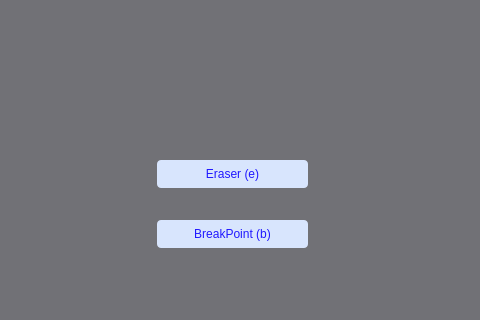
NMBawiskar/germinated_seed_analyzer, file UI_files/seed_editor.ui: the form before one commit; both pictures show x 653 to 1133 and y 250 to 570 of the 1133 by 1018 pixel window.
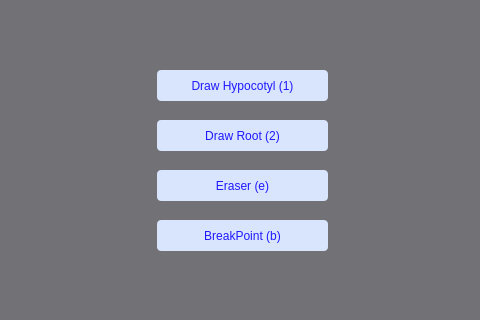
The form after the commit.

Commit message: Draw line code corrected

```diff
--- a/UI_files/seed_editor.ui
+++ b/UI_files/seed_editor.ui
@@ -20,9 +20,9 @@
    <property name="geometry">
     <rect>
      <x>810</x>
-     <y>410</y>
-     <width>151</width>
-     <height>28</height>
+     <y>420</y>
+     <width>171</width>
+     <height>31</height>
     </rect>
    </property>
    <property name="styleSheet">
@@ -233,8 +233,8 @@
     <rect>
      <x>810</x>
      <y>470</y>
-     <width>151</width>
-     <height>28</height>
+     <width>171</width>
+     <height>31</height>
     </rect>
    </property>
    <property name="styleSheet">
@@ -266,6 +266,50 @@
     <bool>true</bool>
    </property>
   </widget>
+  <widget class="QPushButton" name="btnDrawHyp">
+   <property name="geometry">
+    <rect>
+     <x>810</x>
+     <y>320</y>
+     <width>171</width>
+     <height>31</height>
+    </rect>
+   </property>
+   <property name="styleSheet">
+    <string notr="true">background-color:rgba(216, 229, 253,255);
+font: 63 10pt &quot;Segoe UI Semibold&quot;;
+color: rgb(32, 24, 255);
+border-radius:4;</string>
+   </property>
+   <property name="text">
+    <string>Draw Hypocotyl (1)</string>
+   </property>
+   <property name="checkable">
+    <bool>true</bool>
+   </property>
+  </widget>
+  <widget class="QPushButton" name="btnDrawRoot">
+   <property name="geometry">
+    <rect>
+     <x>810</x>
+     <y>370</y>
+     <width>171</width>
+     <height>31</height>
+    </rect>
+   </property>
+   <property name="styleSheet">
+    <string notr="true">background-color:rgba(216, 229, 253,255);
+font: 63 10pt &quot;Segoe UI Semibold&quot;;
+color: rgb(32, 24, 255);
+border-radius:4;</string>
+   </property>
+   <property name="text">
+    <string>Draw Root (2)</string>
+   </property>
+   <property name="checkable">
+    <bool>true</bool>
+   </property>
+  </widget>
   <zorder>groupBox</zorder>
   <zorder>btnEraser</zorder>
   <zorder>radioBtnNormalSeed</zorder>
```
Left out of the diff: 2 changed lines with no effect on the pictures. The commit also changes 8 other files.
